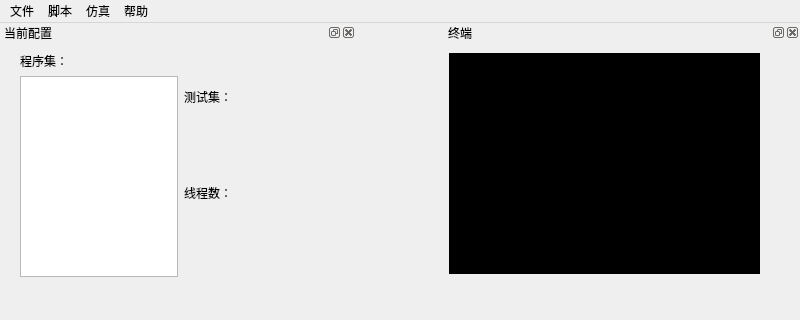
creeper12356/guide_software, file experiment/src/mainpage.ui: the form before one commit; both pictures show x 0 to 800 and y 0 to 320 of the 800 by 600 pixel window.
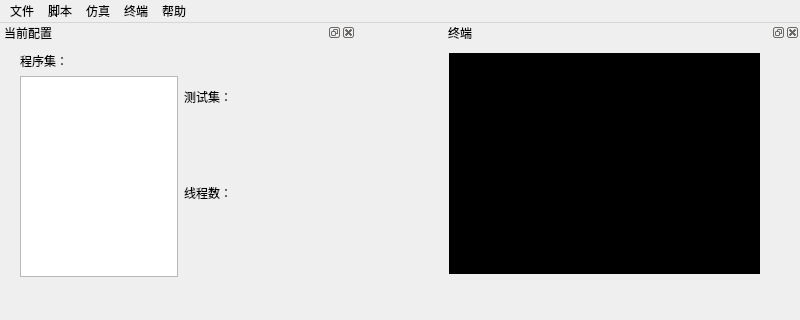
The form after the commit. Icons and pictures are not drawn.

What changed in the file:
```diff
--- a/experiment/src/mainpage.ui
+++ b/experiment/src/mainpage.ui
@@ -60,9 +60,16 @@
     </property>
     <addaction name="action_exit"/>
    </widget>
+   <widget class="QMenu" name="menu_5">
+    <property name="title">
+     <string>终端</string>
+    </property>
+    <addaction name="action_terminate"/>
+   </widget>
    <addaction name="menu_4"/>
    <addaction name="menu_3"/>
    <addaction name="menu_2"/>
+   <addaction name="menu_5"/>
    <addaction name="menu"/>
   </widget>
   <widget class="QStatusBar" name="statusbar">
```
Left out of the diff: 5 changed lines with no effect on the pictures.
